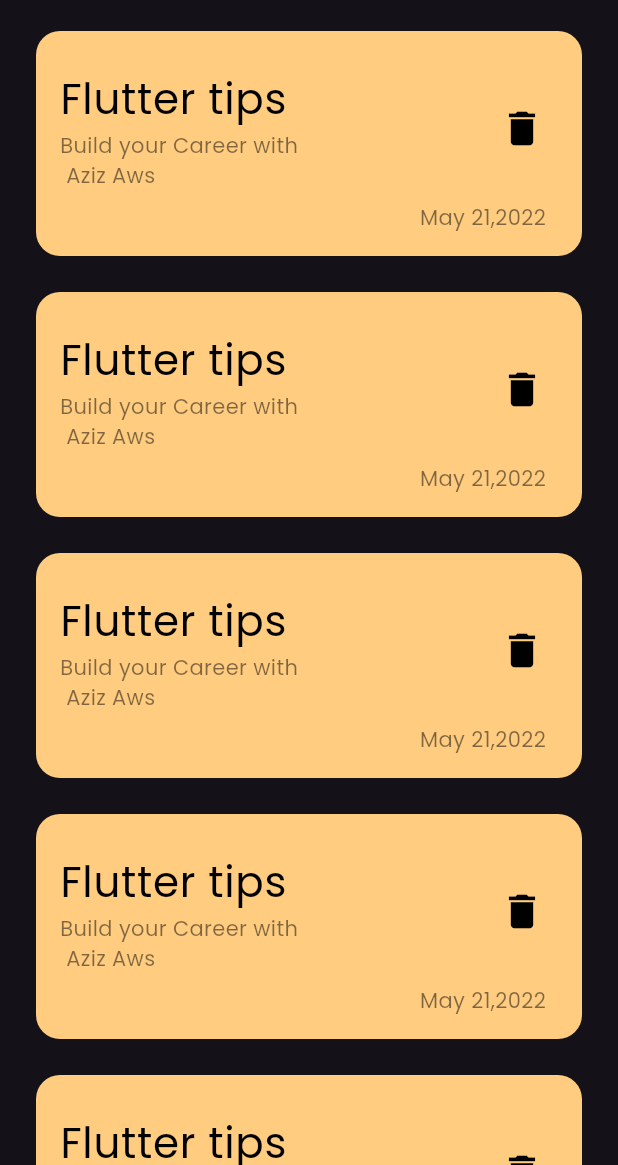
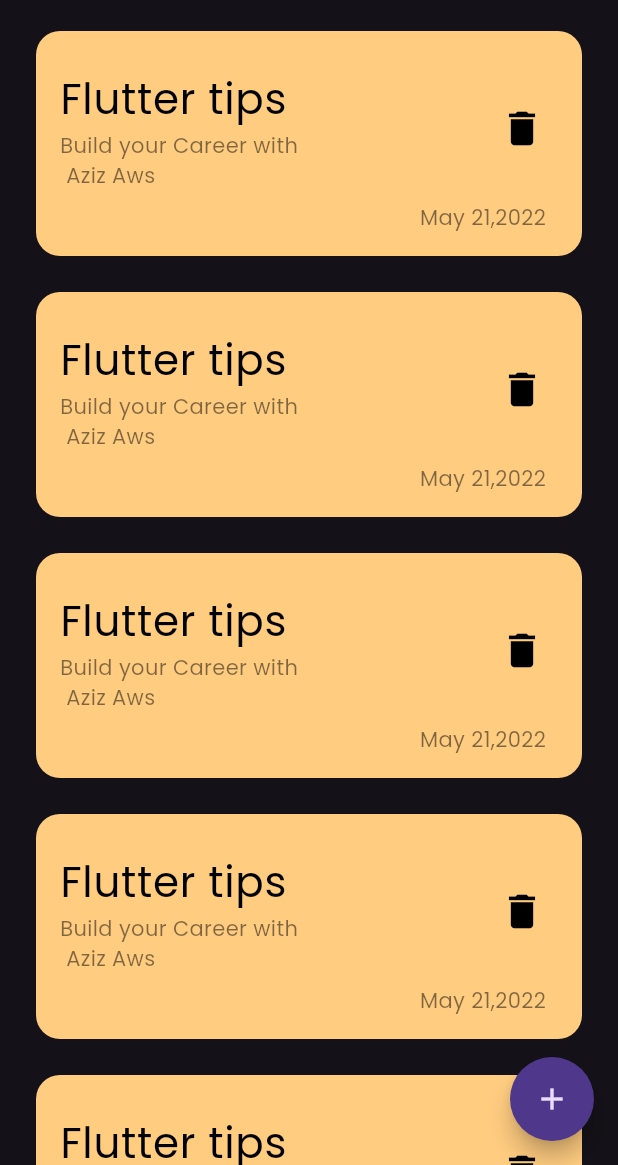
Before and after one commit to azoozaws/notes_app, a Flutter app: the screen it shows after launch, on a phone screen of 412 x 824 dp, the part 71-1236 px from its top. Run offline on Flutter 3.47's test engine with Material 3 defaults, Android fonts, the phone set to English and light mode, and no system bars.

Commit message:
add floating Action Button

```diff
--- a/lib/main.dart
+++ b/lib/main.dart
@@ -15,8 +15,19 @@ class NotesApp extends StatelessWidget {
         brightness: Brightness.dark,
         fontFamily: "Poppins",
       ),
-      home: const Scaffold(
-        body: NotesView(),
+      home: Scaffold(
+        floatingActionButton: FloatingActionButton(
+          shape: RoundedRectangleBorder(
+            borderRadius: BorderRadius.circular(
+              34,
+            ),
+          ),
+          child: const Icon(
+            Icons.add,
+          ),
+          onPressed: () {},
+        ),
+        body: const NotesView(),
       ),
     );
   }
```
